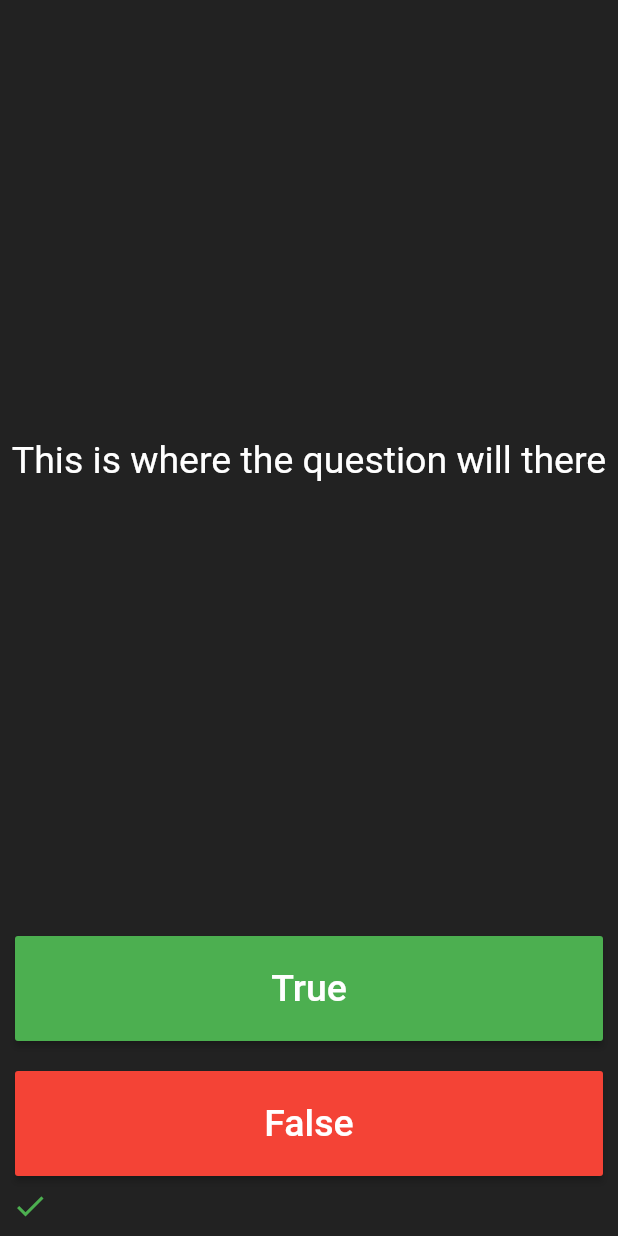
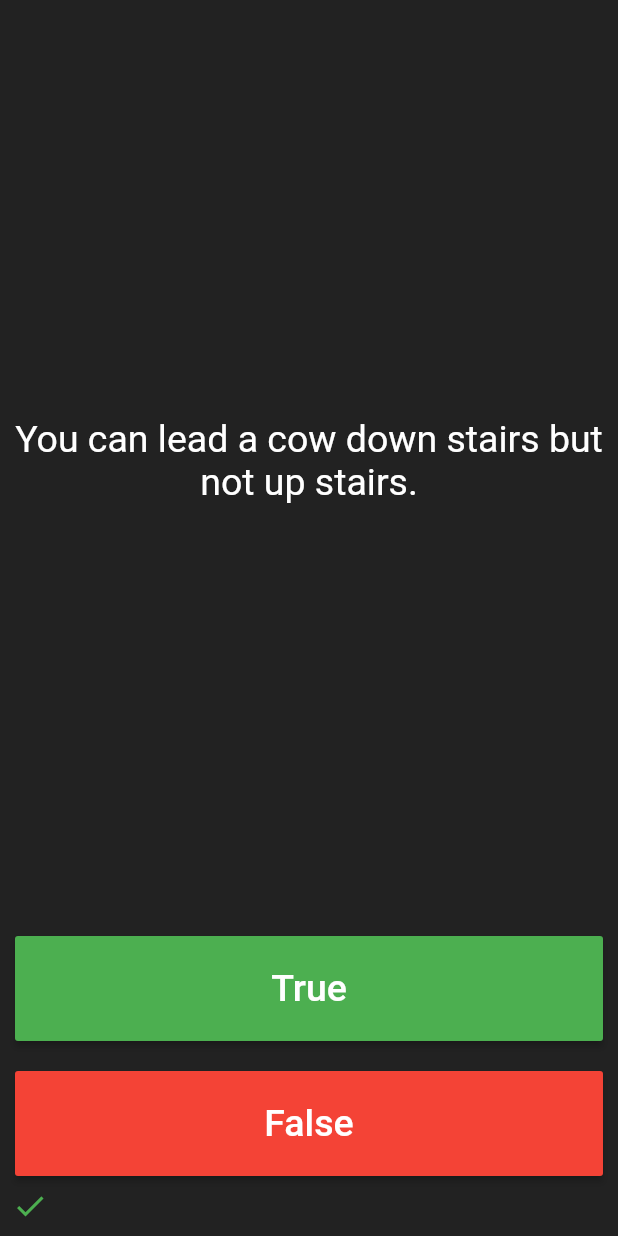
Before and after one commit to MahmoodHashem/Quizler, a Flutter app: the screen it shows after launch, after a tap on "True", on a phone screen of 412 x 824 dp. Run offline on Flutter 3.47's test engine with Material 2 defaults, Android fonts, the phone set to English and light mode, and no system bars; our stand-ins replace rflutter_alert.

```diff
--- a/lib/main.dart
+++ b/lib/main.dart
@@ -1,32 +1,125 @@
+import 'package:boss/result.dart';
 import 'package:flutter/material.dart';
+import 'package:boss/quiz_brain.dart';
+import 'package:rflutter_alert/rflutter_alert.dart';
 
 void main() {
-  runApp( QuizApp());
+  runApp(const Quizler());
 }
 
-class QuizApp extends StatefulWidget {
-  const QuizApp({Key? key}) : super(key: key);
-
-  @override
-  State<QuizApp> createState() => _QuizAppState();
-}
-
-class _QuizAppState extends State<QuizApp> {
-  final List<Icon> scoreKeeper = [ ];
+class Quizler extends StatelessWidget {
+  const Quizler({Key? key}) : super(key: key);
 
   @override
   Widget build(BuildContext context) {
-    return MaterialApp(
-     home: Scaffold(
+    return const MaterialApp(
+      home: QuizlerApp(),
+    );
+  }
+}
+
+class QuizlerApp extends StatefulWidget {
+  const QuizlerApp({Key? key}) : super(key: key);
+
+  @override
+  State<QuizlerApp> createState() => _QuizlerAppState();
+}
+
+class _QuizlerAppState extends State<QuizlerApp> {
+  List<Icon> scoreKeeper = [];
+
+  Result result = Result();
+  int correctCount = 0;
+  int wrongCount = 0;
+
+  void checkAnswer(bool pickedAnswer) {
+    setState(() {
+
+      // we use another conditional statement because of the last answer of the last question
+      //if we don't use this conditional the last answer will be omitted
+    if(quiz.getQuestionNumber() == 12){
+      bool correctAnswer = quiz.getQuestionAnswer();
+      if (correctAnswer == pickedAnswer) {
+        scoreKeeper.add(const Icon(Icons.check, color: Colors.green));
+        ++correctCount;
+      } else {
+        scoreKeeper.add(const Icon(
+          Icons.close,
+          color: Colors.red,
+        ));
+        ++wrongCount;
+      }
+    }
+
+      //first get the correct answer
+      bool correctAnswer = quiz.getQuestionAnswer();
+
+    //then check
+      if (quiz.isFinished()) {
+        result.setCorrectCount(correctCount);
+        result.setWrongCount(wrongCount);
+
+        Alert(
+                context: context,
+                title: "Result",
+                desc:
+                    "Correct: ${result.getCorrectCount()}\nWrong: ${result.getWrongCount()}.")
+            .show();
+
+        quiz.reset();
+        scoreKeeper = [];
+        correctCount = 0;
+        wrongCount = 0;
+      } else {
+        if (correctAnswer == pickedAnswer) {
+          scoreKeeper.add(const Icon(Icons.check, color: Colors.green));
+          ++correctCount;
+        } else {
+          scoreKeeper.add(const Icon(
+            Icons.close,
+            color: Colors.red,
+          ));
+          ++wrongCount;
+        }
+      }
+    });
+
+    quiz.nextQuestion();
+  }
+
+  QuizBrain quiz = QuizBrain();
+
+  @override
+  Widget build(BuildContext context) {
+    return Scaffold(
       backgroundColor: Colors.black87,
       body: SafeArea(
         child: Column(
           mainAxisAlignment: MainAxisAlignment.spaceBetween,
           crossAxisAlignment: CrossAxisAlignment.stretch,
           children: [
-              const Expanded(
+            Expanded(
               child: Center(
-                  child: Text("This is where the question will there",
+                child: Text(
+                  quiz.getQuestionText(),
+                  textAlign: TextAlign.center,
+                  style: const TextStyle(
+                    fontSize: 25,
+                    color: Colors.white,
+                  ),
+                ),
+              ),
+            ),
+            Container(
+              height: 70,
+              margin: const EdgeInsets.all(10),
+              child: MaterialButton(
+                onPressed: () {
+                  checkAnswer(true);
+                },
+                color: Colors.green,
+                child: const Text(
+                  "True",
                   style: TextStyle(
                     fontSize: 25,
                     color: Colors.white,
@@ -36,38 +129,14 @@ class _QuizAppState extends State<QuizApp> {
             ),
             Container(
               height: 70,
-                margin: const EdgeInsets.all(10),
-                child: MaterialButton(onPressed: (){
-                  setState(() {
-                    scoreKeeper.add(const Icon(
-                      Icons.check,
-                      color: Colors.green,
-                    ));
-                  });
-                },
-                  color: Colors.green,
-                child: const Text("True",
-                  style: TextStyle(
-                    fontSize: 25,
-                    color: Colors.white,
-                  ),
-                ),
-                ),
-              ),
-              Container(
-                height: 70,
-                margin: EdgeInsets.only(right: 10, left: 10, top: 10),
-                child: MaterialButton(onPressed: (){
-                  setState(() {
-                    scoreKeeper.add(const Icon(
-                      Icons.close,
-                      color: Colors.red,
-                    ));
-                  });
-
+              margin: const EdgeInsets.only(right: 10, left: 10, top: 10),
+              child: MaterialButton(
+                onPressed: () {
+                  checkAnswer(false);
                 },
                 color: Colors.red,
-                child: const Text("False",
+                child: const Text(
+                  "False",
                   style: TextStyle(
                     fontSize: 25,
                     color: Colors.white,
@@ -84,7 +153,6 @@ class _QuizAppState extends State<QuizApp> {
           ],
         ),
       ),
-      ),
     );
   }
 }
--- a/lib/question.dart
+++ b/lib/question.dart
@@ -0,0 +1,13 @@
+
+class Question
+{
+
+  String? questionText;
+  bool? questionAnswer;
+
+  Question(String q, bool a){
+    questionText = q;
+    questionAnswer = a;
+  }
+
+}
--- a/lib/quiz_brain.dart
+++ b/lib/quiz_brain.dart
@@ -0,0 +1,69 @@
+import "package:boss/question.dart";
+import "package:flutter/widgets.dart";
+
+
+class QuizBrain{
+
+  int _questionNumber = 0;
+
+  final List<Question> _questionBank = [
+    Question('Some cats are actually allergic to humans', true),
+    Question('You can lead a cow down stairs but not up stairs.', false),
+    Question('Approximately one quarter of human bones are in the feet.', true),
+    Question('A slug\'s blood is green.', true),
+    Question('Buzz Aldrin\'s mother\'s maiden name was \"Moon\".', true),
+    Question('It is illegal to pee in the Ocean in Portugal.', true),
+    Question(
+        'No piece of square dry paper can be folded in half more than 7 times.',
+        false),
+    Question(
+        'In London, UK, if you happen to die in the House of Parliament, you are technically entitled to a state funeral, because the building is considered too sacred a place.',
+        true),
+    Question(
+        'The loudest sound produced by any animal is 188 decibels. That animal is the African Elephant.',
+        false),
+    Question(
+        'The total surface area of two human lungs is approximately 70 square metres.',
+        true),
+    Question('Google was originally called \"Backrub\".', true),
+    Question(
+        'Chocolate affects a dog\'s heart and nervous system; a few ounces are enough to kill a small dog.',
+        true),
+    Question(
+        'In West Virginia, USA, if you accidentally hit an animal with your car, you are free to take it home to eat.',
+        true),
+  ];
+
+  void nextQuestion(){
+    if( _questionNumber < _questionBank.length - 1 ){
+      ++_questionNumber;
+      debugPrint(" next $_questionNumber");
+    }
+  }
+
+  String getQuestionText(){
+    debugPrint("got question number: $_questionNumber");
+    return _questionBank[_questionNumber].questionText!;
+  }
+
+  bool getQuestionAnswer(){
+    debugPrint("got answer number: $_questionNumber");
+    return _questionBank[_questionNumber].questionAnswer!;
+  }
+
+  int getQuestionNumber(){
+    debugPrint("got index: $_questionNumber");
+    return _questionNumber;
+  }
+
+  bool isFinished(){
+    debugPrint("Check the number: $_questionNumber");
+    return _questionNumber == _questionBank.length - 1 ;
+  }
+
+  void reset(){
+    _questionNumber = -1;
+    debugPrint("after reset number is: $_questionNumber");
+  }
+
+}
--- a/lib/result.dart
+++ b/lib/result.dart
@@ -0,0 +1,24 @@
+
+
+class Result{
+
+  int? _correctNumbers;
+  int? _wrongNumbers;
+
+
+  void setCorrectCount(int c){
+    _correctNumbers = c;
+  }
+
+  void setWrongCount(int w){
+    _wrongNumbers = w;
+  }
+
+  int getCorrectCount(){
+    return _correctNumbers!;
+  }
+  int getWrongCount(){
+    return _wrongNumbers!;
+  }
+
+}
--- a/pubspec.yaml
+++ b/pubspec.yaml
@@ -35,6 +35,7 @@ dependencies:
   # The following adds the Cupertino Icons font to your application.
   # Use with the CupertinoIcons class for iOS style icons.
   cupertino_icons: ^1.0.2
+  rflutter_alert: ^2.0.7
 
 dev_dependencies:
   flutter_test:
```
Also changed, not shown: pubspec.lock. Lines whose indentation alone changed are shown as unchanged.
